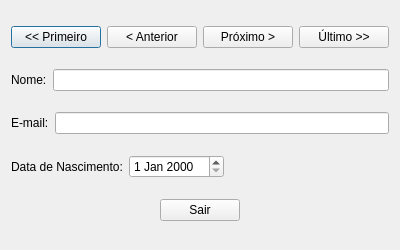
jansenpenido/qt-library, file editreaderform.ui: the form before one commit.
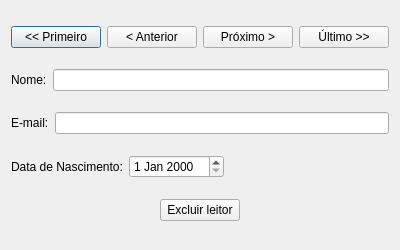
The form after the commit.

Commit message: Incluídas funções para excluir leitores e livros.

Patch:
```diff
--- a/editreaderform.ui
+++ b/editreaderform.ui
@@ -128,7 +128,7 @@
      <item>
       <widget class="QPushButton" name="quitButton">
        <property name="text">
-        <string>Sair</string>
+        <string>Excluir leitor</string>
        </property>
       </widget>
      </item>
```
Left out of the diff: 21 changed lines with no effect on the pictures. The commit also changes 6 other files.
